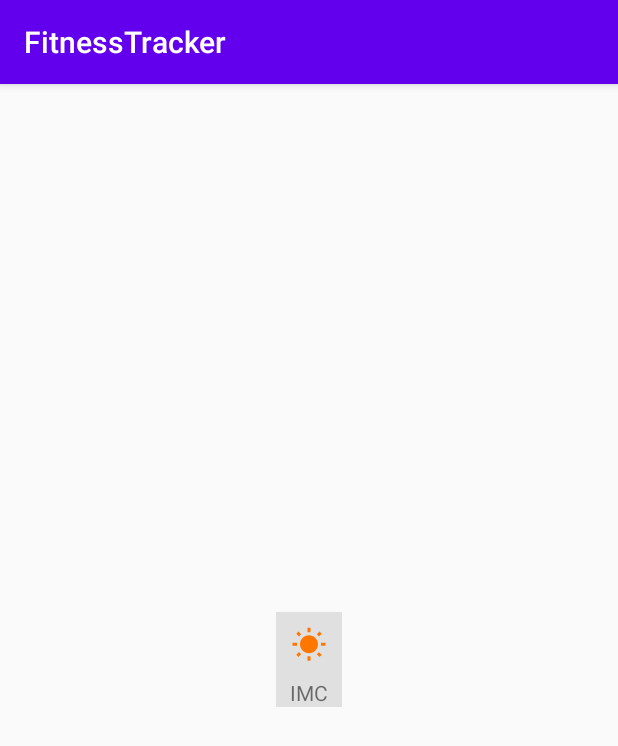
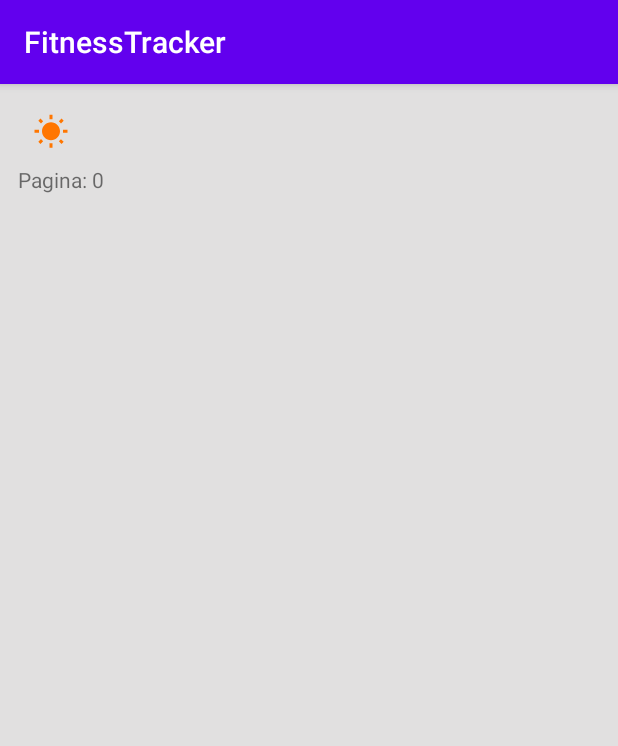
Before and after one commit to RikrdoAll/curso_android, an Android app: the screen it shows after launch (MainActivity), on a phone screen of 412 x 824 dp. Shown: the top 746 px of the screen. Run offline under Robolectric (Android 15) with nearby library versions, the phone set to English and light mode, and no system bars.

Commit message:
RecyclerView - Parte 01

```diff
--- a/FitnessTracker/app/build.gradle
+++ b/FitnessTracker/app/build.gradle
@@ -22,6 +22,12 @@ android {
             proguardFiles getDefaultProguardFile('proguard-android-optimize.txt'), 'proguard-rules.pro'
         }
     }
+
+    compileOptions {
+        sourceCompatibility JavaVersion.VERSION_1_8
+        targetCompatibility JavaVersion.VERSION_1_8
+    }
+
 }
 
 dependencies {
--- a/FitnessTracker/app/src/main/java/co/tiagoaguiar/codelab/myapplication/ImcActivity.java
+++ b/FitnessTracker/app/src/main/java/co/tiagoaguiar/codelab/myapplication/ImcActivity.java
@@ -1,9 +1,9 @@
 package co.tiagoaguiar.codelab.myapplication;
 
-import android.content.DialogInterface;
+import android.content.Context;
 import android.os.Bundle;
 import android.util.Log;
-import android.view.View;
+import android.view.inputmethod.InputMethodManager;
 import android.widget.Button;
 import android.widget.EditText;
 import android.widget.Toast;
@@ -28,9 +28,7 @@ public class ImcActivity extends AppCompatActivity {
         Button btnSend = findViewById(R.id.btn_imc_send);
 
 
-        btnSend.setOnClickListener(new View.OnClickListener() {
-            @Override
-            public void onClick(View v) {
+        btnSend.setOnClickListener(view -> {
             if (!validate()) {
                 Toast.makeText(getBaseContext(), R.string.fields_message, Toast.LENGTH_LONG).show();
                 return;
@@ -50,15 +48,14 @@ public class ImcActivity extends AppCompatActivity {
             AlertDialog dialog = new AlertDialog.Builder(ImcActivity.this)
                     .setTitle(getString(R.string.imc_response, imc))
                     .setMessage(imcResponseId)
-                        .setPositiveButton(android.R.string.ok, new DialogInterface.OnClickListener() {
-                            @Override
-                            public void onClick(DialogInterface dialog, int which) {
+                    .setPositiveButton(android.R.string.ok, (dialog1, which) -> {
 
-                            }
                     })
                     .create();
             dialog.show();
-            }
+
+            InputMethodManager imm = (InputMethodManager) getSystemService(Context.INPUT_METHOD_SERVICE);
+            imm.hideSoftInputFromWindow(getCurrentFocus().getWindowToken(), 0);
         });
 
     }
--- a/FitnessTracker/app/src/main/java/co/tiagoaguiar/codelab/myapplication/MainActivity.java
+++ b/FitnessTracker/app/src/main/java/co/tiagoaguiar/codelab/myapplication/MainActivity.java
@@ -1,32 +1,79 @@
 package co.tiagoaguiar.codelab.myapplication;
 
-import android.content.Intent;
 import android.os.Bundle;
 import android.view.View;
+import android.view.ViewGroup;
+import android.widget.TextView;
 
+import androidx.annotation.NonNull;
 import androidx.appcompat.app.AppCompatActivity;
+import androidx.recyclerview.widget.LinearLayoutManager;
+import androidx.recyclerview.widget.RecyclerView;
 
 public class MainActivity extends AppCompatActivity {
+	private RecyclerView rvMain;
 
-	private View btnImc;
+//	private View btnImc;
+
 
 	@Override
 	protected void onCreate(Bundle savedInstanceState) {
 		super.onCreate(savedInstanceState);
 		setContentView(R.layout.activity_main);
+//	    //meio tradicional
+//		btnImc = findViewById(R.id.btn_imc);
+//
+//		btnImc.setOnClickListener(new View.OnClickListener() {
+//			@Override
+//			public void onClick(View v) {
+//				Intent intent = new Intent(MainActivity.this, ImcActivity.class);
+////                Intent intent = new Intent(getBaseContext(), ImcActivity.class);
+//				startActivity(intent);
+//			}
+//		});
 
 
-		btnImc = findViewById(R.id.btn_imc);
+		// usando RecyclerView
 
-		btnImc.setOnClickListener(new View.OnClickListener() {
-			@Override
-			public void onClick(View v) {
-				Intent intent = new Intent(MainActivity.this, ImcActivity.class);
-//                Intent intent = new Intent(getBaseContext(), ImcActivity.class);
-				startActivity(intent);
-			}
-		});
+		rvMain = findViewById(R.id.main_rv);
 
+		// definir o comportamento de exeibição do layout da recyclerview, pode ser mosai, grid, linear(vertical/horizontal)
 
+		rvMain.setLayoutManager(new LinearLayoutManager(this));;
+
+		MainAdapter mainAdapter = new MainAdapter();
+		rvMain.setAdapter(mainAdapter);
 	}
+
+	private class MainAdapter extends RecyclerView.Adapter<MainViewHolder>{
+		@NonNull
+		@Override
+		public MainViewHolder onCreateViewHolder(@NonNull ViewGroup parent, int viewType) {
+			return new MainViewHolder(getLayoutInflater().inflate(R.layout.main_item, parent, false));
+		}
+
+		@Override
+		public void onBindViewHolder(@NonNull MainViewHolder holder, int position) {
+			holder.bind(position);
+		}
+
+		@Override
+		public int getItemCount() {
+			return 15;
+		}
+	}
+
+	private class MainViewHolder extends RecyclerView.ViewHolder {
+
+		public MainViewHolder(@NonNull View itemView) {
+			super(itemView);
+		}
+
+		public void bind(int position) {
+			TextView textViewTitulo;
+			textViewTitulo = itemView.findViewById(R.id.textview_titulo);
+			textViewTitulo.setText("Pagina: " + String.valueOf(position));
+		}
+	}
+
 }
--- /dev/null
+++ b/FitnessTracker/app/src/main/java/co/tiagoaguiar/codelab/util/Geral.java
@@ -0,0 +1,18 @@
+package co.tiagoaguiar.codelab.util;
+
+import android.app.Activity;
+import android.content.Context;
+import android.view.View;
+import android.view.inputmethod.InputMethodManager;
+
+public class Geral {
+
+
+    public static void closeKeyboard(Activity activity) {
+
+        InputMethodManager imm = (InputMethodManager) activity.getSystemService(Context.INPUT_METHOD_SERVICE);
+        imm.hideSoftInputFromWindow(activity.getCurrentFocus().getWindowToken(), 0);
+
+
+    }
+}
--- a/FitnessTracker/app/src/main/res/layout/activity_main.xml
+++ b/FitnessTracker/app/src/main/res/layout/activity_main.xml
@@ -10,33 +10,11 @@
     android:gravity="center"
     >
 
-    <LinearLayout
-        android:id="@+id/btn_imc"
-        android:layout_width="wrap_content"
-        android:layout_height="wrap_content"
-        android:orientation="vertical"
-        android:gravity="center"
-        android:layout_gravity="center"
-        android:background="@color/lowgray"
-
-        >
-
-        <ImageView
-            android:layout_width="wrap_content"
-            android:layout_height="wrap_content"
-            android:padding="10dp"
-            android:src="@drawable/ic_baseline_wb_sunny_24"
-            />
-
-        <TextView
-            android:layout_width="wrap_content"
-            android:layout_height="wrap_content"
-            android:text="@string/imc"
-            app:layout_constraintBottom_toBottomOf="parent"
-            app:layout_constraintLeft_toLeftOf="parent"
-            app:layout_constraintRight_toRightOf="parent"
-            app:layout_constraintTop_toTopOf="parent" />
-
-    </LinearLayout>
+    <androidx.recyclerview.widget.RecyclerView
+        android:id="@+id/main_rv"
+        android:layout_width="match_parent"
+        android:layout_height="match_parent"
+        tools:listitem="@layout/main_item"
+        />
 
 </LinearLayout>
--- /dev/null
+++ b/FitnessTracker/app/src/main/res/layout/main_item.xml
@@ -0,0 +1,28 @@
+<?xml version="1.0" encoding="utf-8"?>
+<LinearLayout
+    xmlns:android="http://schemas.android.com/apk/res/android"
+
+    android:id="@+id/btn_imc"
+    android:layout_width="match_parent"
+    android:layout_height="match_parent"
+    android:background="@color/lowgray"
+    android:orientation="vertical"
+    android:paddingStart="12dp"
+    android:paddingTop="10dp"
+    android:paddingEnd="12dp"
+    android:paddingBottom="10dp">
+
+    <ImageView
+        android:layout_width="wrap_content"
+        android:layout_height="wrap_content"
+        android:padding="10dp"
+        android:src="@drawable/ic_baseline_wb_sunny_24" />
+
+    <TextView
+        android:id="@+id/textview_titulo"
+        android:layout_width="wrap_content"
+        android:layout_height="wrap_content"
+        android:text="@string/imc" />
+
+
+</LinearLayout>
--- a/FitnessTracker/build.gradle
+++ b/FitnessTracker/build.gradle
@@ -5,7 +5,7 @@ buildscript {
         jcenter()
     }
     dependencies {
-        classpath "com.android.tools.build:gradle:4.0.1"
+        classpath 'com.android.tools.build:gradle:4.2.1'
 
         // NOTE: Do not place your application dependencies here; they belong
         // in the individual module build.gradle files
```
Also changed, not shown: FitnessTracker/gradle/wrapper/gradle-wrapper.properties. Lines whose indentation alone changed are shown as unchanged.
